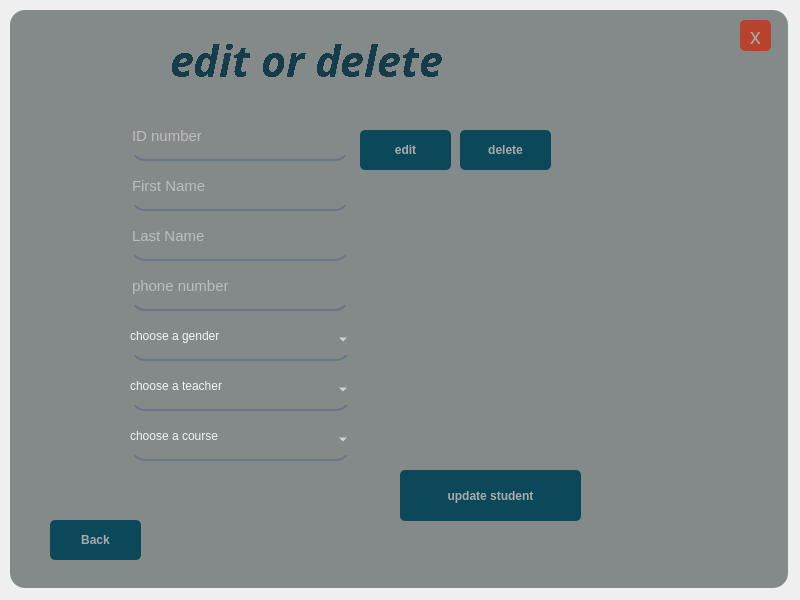
Old version of the form UIs/edit_s.ui in the repository IxBahy/EDU-center-system.
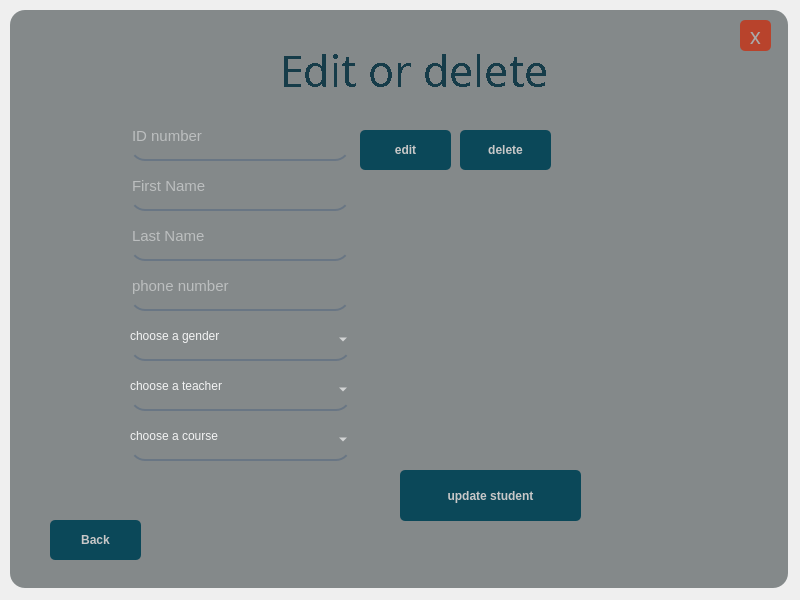
New version of the form.

Diff of the .ui file:
```diff
--- a/UIs/edit_s.ui
+++ b/UIs/edit_s.ui
@@ -98,19 +98,19 @@
     <widget class="QLabel" name="Program_name">
      <property name="geometry">
       <rect>
-       <x>160</x>
-       <y>-10</y>
-       <width>491</width>
+       <x>270</x>
+       <y>0</y>
+       <width>311</width>
        <height>121</height>
       </rect>
      </property>
      <property name="font">
       <font>
-       <family>Cascadia Code ExtraLight</family>
+       <family>Dubai Medium</family>
        <pointsize>32</pointsize>
-       <weight>75</weight>
-       <italic>true</italic>
-       <bold>true</bold>
+       <weight>50</weight>
+       <italic>false</italic>
+       <bold>false</bold>
        <underline>false</underline>
        <strikeout>false</strikeout>
        <stylestrategy>NoAntialias</stylestrategy>
@@ -122,7 +122,7 @@
 background:none;</string>
      </property>
      <property name="text">
-      <string>edit or delete </string>
+      <string>Edit or delete </string>
      </property>
     </widget>
     <widget class="QPushButton" name="BackButton">
@@ -153,7 +153,7 @@
 	
 	background-color: rgb(11, 72, 89);
 	border-radius:5px;
-color:rgb(170, 170, 170);
+color:rgb(200,200,200);
 }
 QPushButton#BackButton:hover{	
 	background-color: qlineargradient(spread:pad, x1:0.99, y1:1, x2:0, y2:0, stop:0.119403 rgba(19, 122, 150, 255), stop:0.791045 rgba(37, 44, 38, 255));
@@ -202,7 +202,7 @@
 	
 	background-color: rgb(11, 72, 89);
 	border-radius:5px;
-color:rgb(170, 170, 170);
+color:rgb(200,200,200);
 }
 QPushButton#edit_Button:hover{	
 	background-color: qlineargradient(spread:pad, x1:0.99, y1:1, x2:0, y2:0, stop:0.119403 rgba(19, 122, 150, 255), stop:0.791045 rgba(37, 44, 38, 255));
@@ -251,7 +251,7 @@
 	
 	background-color: rgb(11, 72, 89);
 	border-radius:5px;
-color:rgb(170, 170, 170);
+color:rgb(200,200,200);
 }
 QPushButton#delete_Button:hover{	
 	background-color: qlineargradient(spread:pad, x1:0.99, y1:1, x2:0, y2:0, stop:0.119403 rgba(19, 122, 150, 255), stop:0.791045 rgba(37, 44, 38, 255));
@@ -294,7 +294,7 @@
 	
 	background-color: rgb(11, 72, 89);
 	border-radius:5px;
-color:rgb(170, 170, 170);
+color:rgb(200,200,200);
 }
 QPushButton#update_Button:hover{	
 	background-color: qlineargradient(spread:pad, x1:0.99, y1:1, x2:0, y2:0, stop:0.119403 rgba(19, 122, 150, 255), stop:0.791045 rgba(37, 44, 38, 255));
```
Left out of the diff: 23 changed lines with no effect on the pictures.
